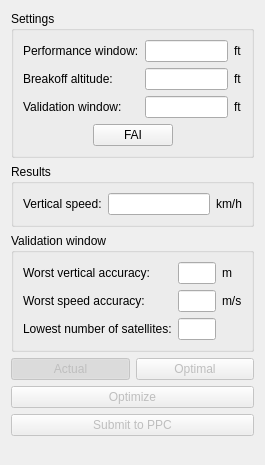
flysight/flysight-viewer-qt, file src/speedform.ui: the form before one commit.
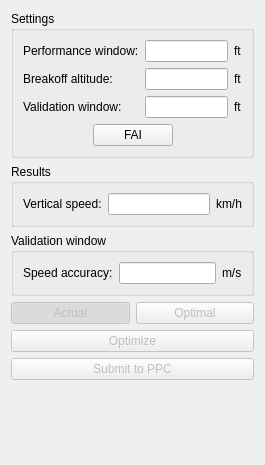
The form after the commit.

Commit message: Implement validation window check

```diff
--- a/src/speedform.ui
+++ b/src/speedform.ui
@@ -157,50 +157,23 @@
      <layout class="QVBoxLayout" name="verticalLayout_2">
       <item>
        <layout class="QGridLayout" name="gridLayout_3">
-        <item row="1" column="2">
-         <widget class="QLabel" name="label_8">
-          <property name="text">
-           <string>m/s</string>
-          </property>
-         </widget>
+        <item row="0" column="1">
+         <widget class="QLineEdit" name="scoreAccuracyEdit"/>
         </item>
         <item row="0" column="0">
-         <widget class="QLabel" name="label_6">
-          <property name="text">
-           <string>Worst vertical accuracy:</string>
-          </property>
-         </widget>
-        </item>
-        <item row="1" column="0">
          <widget class="QLabel" name="label_9">
           <property name="text">
-           <string>Worst speed accuracy:</string>
+           <string>Speed accuracy:</string>
           </property>
          </widget>
         </item>
-        <item row="1" column="1">
-         <widget class="QLineEdit" name="sAccEdit"/>
-        </item>
-        <item row="0" column="1">
-         <widget class="QLineEdit" name="vAccEdit"/>
-        </item>
         <item row="0" column="2">
-         <widget class="QLabel" name="label_7">
+         <widget class="QLabel" name="label_8">
           <property name="text">
-           <string>m</string>
+           <string>m/s</string>
           </property>
          </widget>
         </item>
-        <item row="2" column="0">
-         <widget class="QLabel" name="label_10">
-          <property name="text">
-           <string>Lowest number of satellites:</string>
-          </property>
-         </widget>
-        </item>
-        <item row="2" column="1">
-         <widget class="QLineEdit" name="numSVEdit"/>
-        </item>
        </layout>
       </item>
      </layout>
```
The commit also changes 3 other files.
